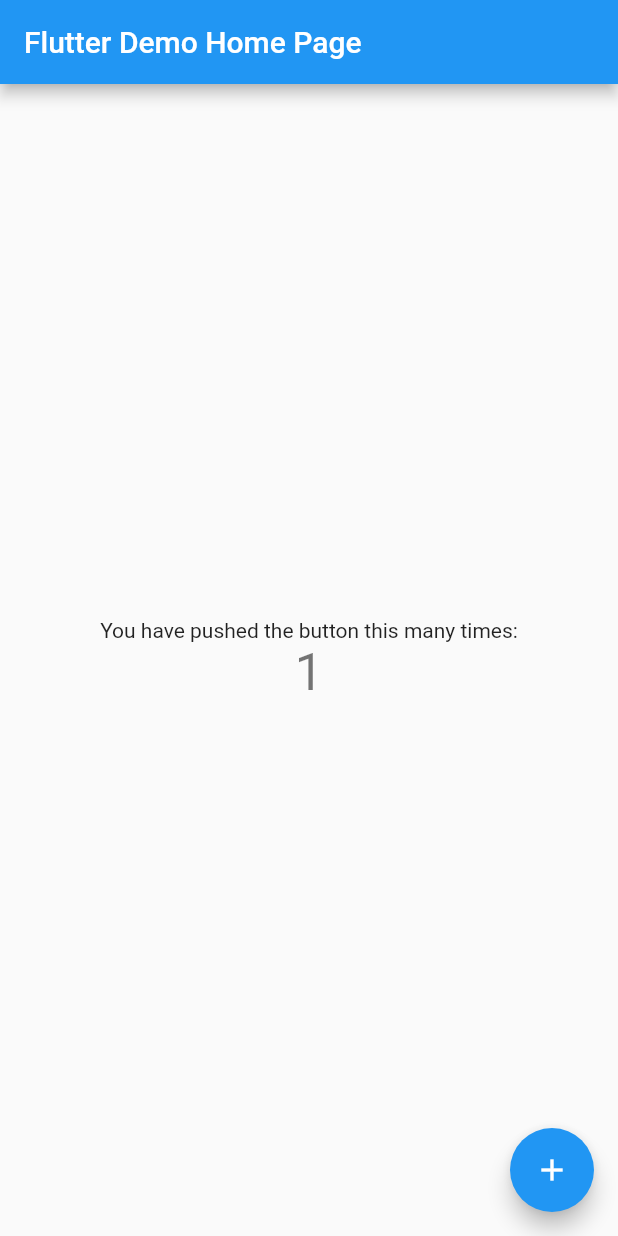
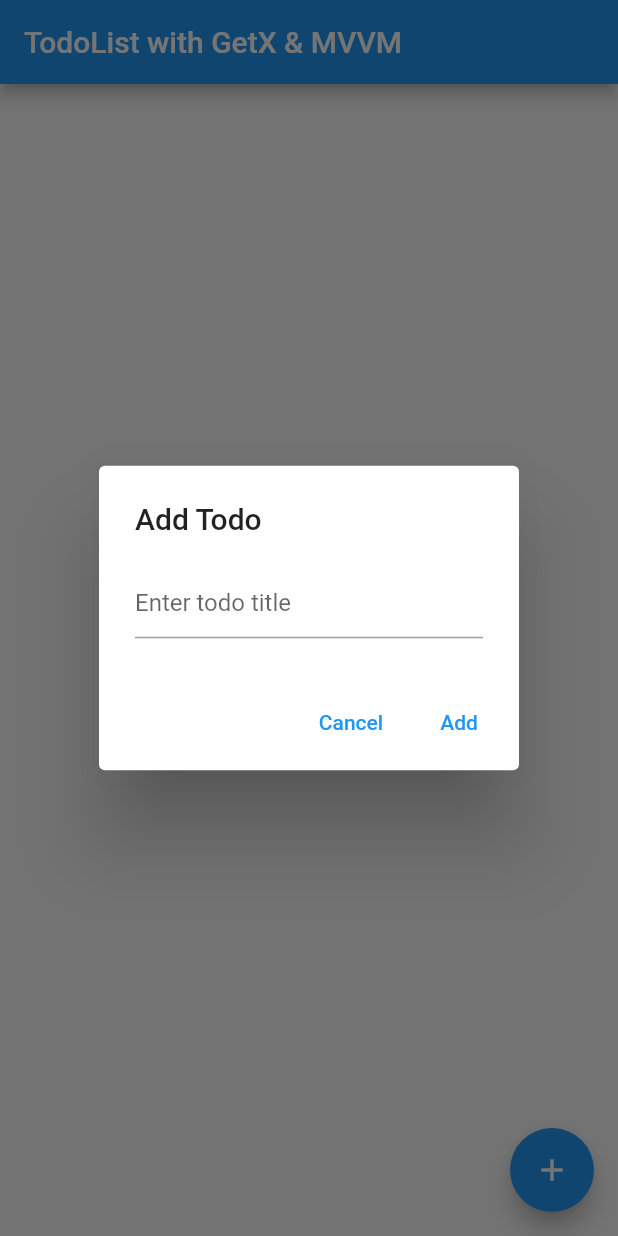
Before and after one commit to Ohgyuchan/getx_mvvm_todo_list, a Flutter app: the screen it shows after launch, after a tap on the "add" icon, on a phone screen of 412 x 824 dp. Run offline on Flutter 3.47's test engine with Material 2 defaults, Android fonts, the phone set to English and light mode, and no system bars; our stand-ins replace get.

Commit message:
:art: GetX & MVVM 패턴 적용

```diff
--- a/lib/main.dart
+++ b/lib/main.dart
@@ -1,115 +1,141 @@
 import 'package:flutter/material.dart';
+import 'package:get/get.dart';
+import 'models/models.dart';
+import 'view_models/todo_view_model.dart';
 
 void main() {
   runApp(const MyApp());
 }
 
 class MyApp extends StatelessWidget {
-  const MyApp({super.key});
+  const MyApp({Key? key}) : super(key: key);
 
-  // This widget is the root of your application.
   @override
   Widget build(BuildContext context) {
-    return MaterialApp(
-      title: 'Flutter Demo',
+    return GetMaterialApp(
+      title: 'TodoList with GetX & MVVM',
       theme: ThemeData(
-        // This is the theme of your application.
-        //
-        // Try running your application with "flutter run". You'll see the
-        // application has a blue toolbar. Then, without quitting the app, try
-        // changing the primarySwatch below to Colors.green and then invoke
-        // "hot reload" (press "r" in the console where you ran "flutter run",
-        // or simply save your changes to "hot reload" in a Flutter IDE).
-        // Notice that the counter didn't reset back to zero; the application
-        // is not restarted.
         primarySwatch: Colors.blue,
       ),
-      home: const MyHomePage(title: 'Flutter Demo Home Page'),
+      home: TodoListPage(),
     );
   }
 }
 
-class MyHomePage extends StatefulWidget {
-  const MyHomePage({super.key, required this.title});
+class TodoListPage extends StatelessWidget {
+  TodoListPage({Key? key}) : super(key: key);
 
-  // This widget is the home page of your application. It is stateful, meaning
-  // that it has a State object (defined below) that contains fields that affect
-  // how it looks.
-
-  // This class is the configuration for the state. It holds the values (in this
-  // case the title) provided by the parent (in this case the App widget) and
-  // used by the build method of the State. Fields in a Widget subclass are
-  // always marked "final".
-
-  final String title;
-
-  @override
-  State<MyHomePage> createState() => _MyHomePageState();
-}
-
-class _MyHomePageState extends State<MyHomePage> {
-  int _counter = 0;
-
-  void _incrementCounter() {
-    setState(() {
-      // This call to setState tells the Flutter framework that something has
-      // changed in this State, which causes it to rerun the build method below
-      // so that the display can reflect the updated values. If we changed
-      // _counter without calling setState(), then the build method would not be
-      // called again, and so nothing would appear to happen.
-      _counter++;
-    });
-  }
+  final _todoViewModel = Get.put(TodoViewModel());
 
   @override
   Widget build(BuildContext context) {
-    // This method is rerun every time setState is called, for instance as done
-    // by the _incrementCounter method above.
-    //
-    // The Flutter framework has been optimized to make rerunning build methods
-    // fast, so that you can just rebuild anything that needs updating rather
-    // than having to individually change instances of widgets.
     return Scaffold(
       appBar: AppBar(
-        // Here we take the value from the MyHomePage object that was created by
-        // the App.build method, and use it to set our appbar title.
-        title: Text(widget.title),
+        title: const Text('TodoList with GetX & MVVM'),
       ),
-      body: Center(
-        // Center is a layout widget. It takes a single child and positions it
-        // in the middle of the parent.
-        child: Column(
-          // Column is also a layout widget. It takes a list of children and
-          // arranges them vertically. By default, it sizes itself to fit its
-          // children horizontally, and tries to be as tall as its parent.
-          //
-          // Invoke "debug painting" (press "p" in the console, choose the
-          // "Toggle Debug Paint" action from the Flutter Inspector in Android
-          // Studio, or the "Toggle Debug Paint" command in Visual Studio Code)
-          // to see the wireframe for each widget.
-          //
-          // Column has various properties to control how it sizes itself and
-          // how it positions its children. Here we use mainAxisAlignment to
-          // center the children vertically; the main axis here is the vertical
-          // axis because Columns are vertical (the cross axis would be
-          // horizontal).
-          mainAxisAlignment: MainAxisAlignment.center,
-          children: <Widget>[
-            const Text(
-              'You have pushed the button this many times:',
-            ),
-            Text(
-              '$_counter',
-              style: Theme.of(context).textTheme.headlineMedium,
-            ),
-          ],
+      body: Obx(
+        () => ListView.builder(
+          itemCount: _todoViewModel.todos.length,
+          itemBuilder: (context, index) {
+            final todo = _todoViewModel.todos[index];
+            return ListTile(
+              title: Text(todo.title),
+              trailing: IconButton(
+                icon: const Icon(Icons.delete),
+                onPressed: () async =>
+                    await _todoViewModel.deleteTodo(todo.id!),
+              ),
+              onTap: () {
+                Get.dialog(
+                  _buildEditTodoDialog(todo),
+                  barrierDismissible: false,
+                );
+              },
+            );
+          },
         ),
       ),
       floatingActionButton: FloatingActionButton(
-        onPressed: _incrementCounter,
-        tooltip: 'Increment',
         child: const Icon(Icons.add),
-      ), // This trailing comma makes auto-formatting nicer for build methods.
+        onPressed: () {
+          Get.dialog(
+            _buildAddTodoDialog(),
+            barrierDismissible: false,
+          );
+        },
+      ),
+    );
+  }
+
+  Widget _buildAddTodoDialog() {
+    final TextEditingController titleController = TextEditingController();
+
+    return AlertDialog(
+      title: const Text('Add Todo'),
+      content: TextField(
+        controller: titleController,
+        decoration: const InputDecoration(
+          hintText: 'Enter todo title',
+        ),
+      ),
+      actions: [
+        TextButton(
+          onPressed: () {
+            Get.back();
+          },
+          child: const Text('Cancel'),
+        ),
+        TextButton(
+          onPressed: () async {
+            final title = titleController.text.trim();
+            if (title.isNotEmpty) {
+              await _todoViewModel.addTodo(TodoModel(
+                title: title,
+                id: DateTime.now().millisecondsSinceEpoch.toString(),
+              ));
+            }
+            Get.back();
+          },
+          child: const Text('Add'),
+        ),
+      ],
+    );
+  }
+
+  Widget _buildEditTodoDialog(TodoModel todo) {
+    final TextEditingController titleController =
+        TextEditingController(text: todo.title);
+
+    return AlertDialog(
+      title: const Text('Edit Todo'),
+      content: TextField(
+        controller: titleController,
+        decoration: const InputDecoration(
+          hintText: 'Enter todo title',
+        ),
+      ),
+      actions: [
+        TextButton(
+          onPressed: () {
+            Get.back();
+          },
+          child: const Text('Cancel'),
+        ),
+        TextButton(
+          onPressed: () {
+            final title = titleController.text.trim();
+            if (title.isNotEmpty) {
+              _todoViewModel.updateTodo(TodoModel(
+                title: title,
+                isDone: todo.isDone,
+                id: todo.id,
+              ));
+            }
+            Get.back();
+          },
+          child: const Text('Update'),
+        ),
+      ],
     );
   }
 }
--- /dev/null
+++ b/lib/models/models.dart
@@ -0,0 +1 @@
+export './todo_model.dart';
--- /dev/null
+++ b/lib/models/todo_model.dart
@@ -0,0 +1,28 @@
+class TodoModel {
+  String? id;
+  String title;
+  bool isDone;
+
+  TodoModel({required this.title, this.isDone = false, this.id});
+
+  factory TodoModel.fromJson(Map<String, dynamic> json) {
+    return TodoModel(
+      title: json['title'],
+      isDone: json['isDone'],
+      id: json['id'],
+    );
+  }
+
+  Map<String, dynamic> toJson() {
+    return {
+      'title': title,
+      'isDone': isDone,
+      'id': id,
+    };
+  }
+
+  @override
+  String toString() {
+    return "id: $id, title: $title, isDone: $isDone";
+  }
+}
--- /dev/null
+++ b/lib/services/services.dart
@@ -0,0 +1 @@
+export './todo_service.dart';
--- /dev/null
+++ b/lib/services/todo_service.dart
@@ -0,0 +1,26 @@
+import '../models/models.dart';
+
+class TodoService {
+  List<TodoModel> todos = [];
+
+  Future<List<TodoModel>> fetchTodos() async {
+    // 데이터를 가져오는 API 호출 구현
+    return todos;
+  }
+
+  Future<void> addTodo(TodoModel todo) async {
+    // 새로운 todo를 추가하는 API 호출 구현
+    todos.add(todo);
+  }
+
+  Future<void> updateTodo(TodoModel todo) async {
+    // todo를 업데이트하는 API 호출 구현
+    final index = todos.indexWhere((t) => t.id == todo.id);
+    todos[index] = todo;
+  }
+
+  Future<void> deleteTodo(String id) async {
+    // todo를 삭제하는 API 호출 구현
+    todos.removeWhere((t) => t.id == id);
+  }
+}
--- /dev/null
+++ b/lib/view_models/todo_view_model.dart
@@ -0,0 +1,38 @@
+import 'package:get/get.dart';
+
+import '../models/models.dart';
+import '../services/todo_service.dart';
+
+class TodoViewModel extends GetxController {
+  final _todos = <TodoModel>[].obs;
+  final _todoService = TodoService();
+
+  List<TodoModel> get todos => _todos.toList();
+
+  fetchApi() async {
+    final todosFromApi = await _todoService.fetchTodos();
+    _todos.value = todosFromApi;
+    _todos.refresh();
+  }
+
+  Future<void> addTodo(TodoModel todo) async {
+    await _todoService.addTodo(todo);
+    await fetchApi();
+  }
+
+  Future<void> deleteTodo(String id) async {
+    await _todoService.deleteTodo(id);
+    await fetchApi();
+  }
+
+  Future<void> updateTodo(TodoModel updatedTodo) async {
+    await _todoService.updateTodo(updatedTodo);
+    await fetchApi();
+  }
+
+  @override
+  void onInit() {
+    fetchApi();
+    super.onInit();
+  }
+}
--- /dev/null
+++ b/lib/view_models/view_models.dart
@@ -0,0 +1 @@
+export './todo_view_model.dart';
--- a/pubspec.yaml
+++ b/pubspec.yaml
@@ -35,6 +35,7 @@ dependencies:
   # The following adds the Cupertino Icons font to your application.
   # Use with the CupertinoIcons class for iOS style icons.
   cupertino_icons: ^1.0.2
+  get: ^4.6.5
 
 dev_dependencies:
   flutter_test:
```
Also changed, not shown: pubspec.lock.
